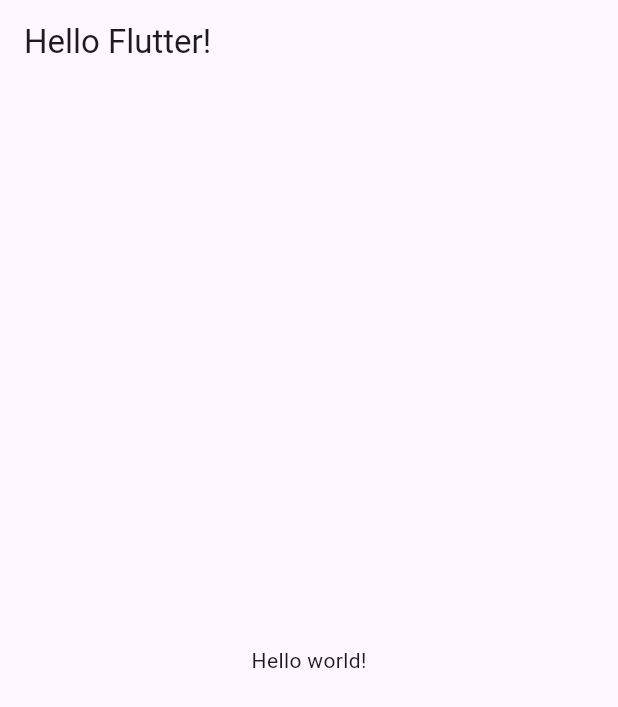
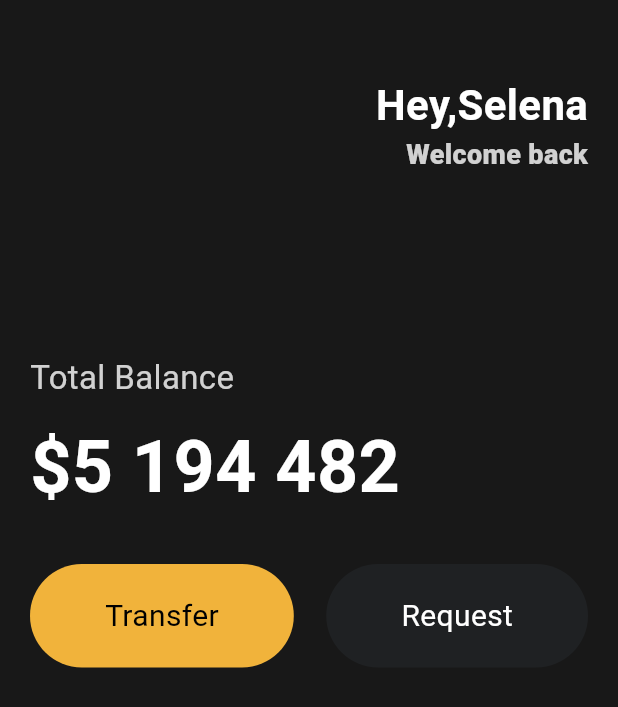
Before and after one commit to Nanioi/NomadCoderChallengeProject, a Flutter app: the screen it shows after launch, on a phone screen of 412 x 824 dp. Shown: the top 707 px of the screen. Run offline on Flutter 3.47's test engine with Material 3 defaults, Android fonts, the phone set to English and light mode, and no system bars.

Commit message:
nomadcode flutter challenge 3.0 ~ 3.5강의내역 - Row, Column - Reusable Button widgets 만들어 보기

```diff
--- a/toonflix/lib/main.dart
+++ b/toonflix/lib/main.dart
@@ -1,20 +1,93 @@
 import 'package:flutter/material.dart';
+import 'package:toonflix/widgets/button.dart';
 
 void main() {
   // dart 모든 프로그램의 시작점
-  runApp(MyApp());
+  runApp(const MyApp());
 }
 
 class MyApp extends StatelessWidget {
+  const MyApp({super.key});
+
   @override
   Widget build(BuildContext context) {
     return MaterialApp(
       home: Scaffold(
-        appBar: AppBar(
-          title: Text('Hello Flutter!'),
-        ),
-        body: Center(
-          child: Text('Hello world!'),
+        backgroundColor: const Color(0xFF181818), // == fromARGB, fromRGBO
+        body: Padding(
+          padding: const EdgeInsets.symmetric(horizontal: 20),
+          child: Column(
+            crossAxisAlignment: CrossAxisAlignment.start,
+            children: [
+              const SizedBox(
+                height: 50,
+              ),
+              Row(
+                mainAxisAlignment: MainAxisAlignment.end, // 수평방향
+                children: [
+                  Column(
+                    crossAxisAlignment:
+                        CrossAxisAlignment.end, // 수평, row와 반대이다.
+                    children: [
+                      const Text(
+                        'Hey,Selena',
+                        style: TextStyle(
+                            color: Colors.white,
+                            fontSize: 28,
+                            fontWeight: FontWeight.w600),
+                      ),
+                      Text(
+                        'Welcome back',
+                        style: TextStyle(
+                          color: Colors.white.withOpacity(
+                              0.8), // == Color.fromRGBO(255,255,255,0.8)
+                          fontSize: 18,
+                          fontWeight: FontWeight.w800,
+                        ),
+                      ),
+                    ],
+                  )
+                ],
+              ),
+              const SizedBox(
+                height: 120,
+              ),
+              Text(
+                'Total Balance',
+                style: TextStyle(
+                    color: Colors.white.withOpacity(0.8), fontSize: 22),
+              ),
+              const SizedBox(
+                height: 10,
+              ),
+              const Text(
+                '\$5 194 482',
+                style: TextStyle(
+                    color: Colors.white,
+                    fontSize: 48,
+                    fontWeight: FontWeight.w600),
+              ),
+              const SizedBox(
+                height: 30,
+              ),
+              const Row(
+                mainAxisAlignment:
+                    MainAxisAlignment.spaceBetween, // child 끼리 간격 최대한 멀어지게
+                children: [
+                  MyButton(
+                    text: "Transfer",
+                    bgColor: Color(0xFFF1B33B),
+                    textColor: Colors.black,
+                  ),
+                  MyButton(
+                    text: "Request",
+                    bgColor: Color(0xFF1F2123),
+                    textColor: Colors.white,
+                  ),
+                ],
+              )
+            ],
+          ),
         ),
       ),
     );
--- /dev/null
+++ b/toonflix/lib/widgets/button.dart
@@ -0,0 +1,36 @@
+import 'package:flutter/material.dart';
+
+class MyButton extends StatelessWidget {
+  final String text;
+  final Color bgColor;
+  final Color textColor;
+
+  const MyButton(
+      {super.key,
+      required this.text,
+      required this.bgColor,
+      required this.textColor});
+
+  @override
+  Widget build(BuildContext context) {
+    return Container(
+      decoration: BoxDecoration(
+        color: bgColor,
+        borderRadius: BorderRadius.circular(45),
+      ),
+      child: Padding(
+        padding: const EdgeInsets.symmetric(
+          vertical: 20,
+          horizontal: 50,
+        ),
+        child: Text(
+          text,
+          style: TextStyle(
+            color: textColor,
+            fontSize: 20,
+          ),
+        ),
+      ),
+    );
+  }
+}
```
Also changed, not shown: 2 other files.
